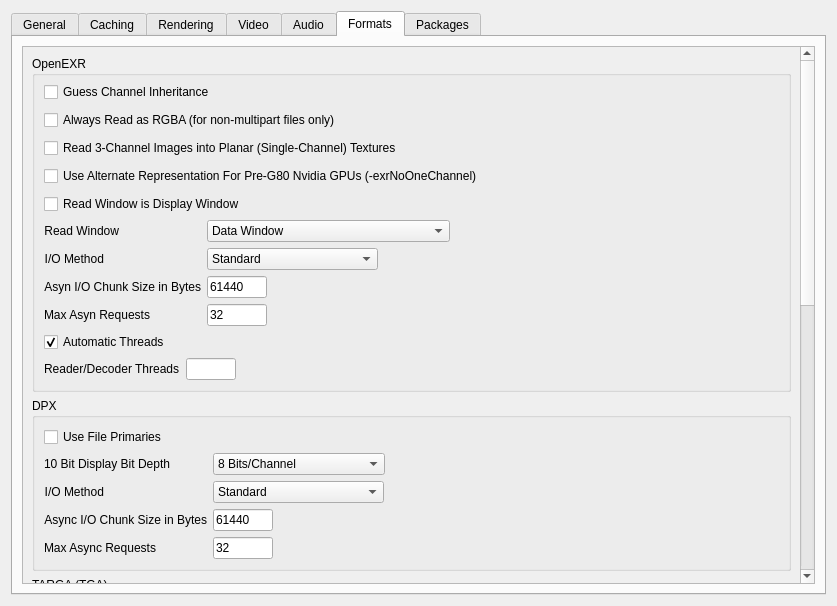
Before: the Qt Designer form src/lib/app/RvCommon/ui/RvPreferences/Qt6/RvPreferences.ui in AcademySoftwareFoundation/OpenRV, drawn with Qt 5.
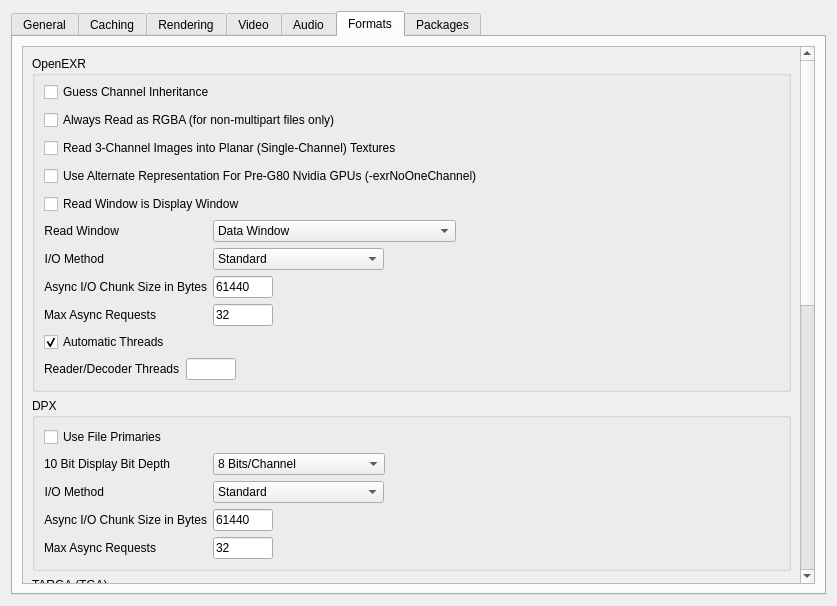
After: the same form once the commit is applied. The open tabs and pages were chosen to show the change.

Commit message:
SG-None: Fix typo (asyn -> async) (#908)
### Linked issues
none

### Summarize your change.

Fix typo in preference pane

(Changed "Asyn" to "Async")

### Describe the reason for the change.

Typo = bad

### Describe what you have tested and on which operating system.

macOS

### Add a list of changes, and note any that might need special
attention during the review.

### If possible, provide screenshots.

<img width="845" height="400" alt="image"
src="https://github.com/user-attachments/assets/373e1d4a-3fc0-4151-9d2c-993186aba4e7"
/>

---------

Diff of the .ui file:
```diff
--- a/src/lib/app/RvCommon/ui/RvPreferences/Qt6/RvPreferences.ui
+++ b/src/lib/app/RvCommon/ui/RvPreferences/Qt6/RvPreferences.ui
@@ -2503,7 +2503,7 @@
                 <item row="2" column="0">
                  <widget class="QLabel" name="label_5">
                   <property name="text">
-                   <string>Asyn I/O Chunk Size in Bytes</string>
+                   <string>Async I/O Chunk Size in Bytes</string>
                   </property>
                   <property name="alignment">
                    <set>Qt::AlignRight|Qt::AlignTrailing|Qt::AlignVCenter</set>
@@ -2529,7 +2529,7 @@
                 <item row="3" column="0">
                  <widget class="QLabel" name="exrMaxInFlightLabel">
                   <property name="text">
-                   <string>Max Asyn Requests</string>
+                   <string>Max Async Requests</string>
                   </property>
                  </widget>
                 </item>
```
